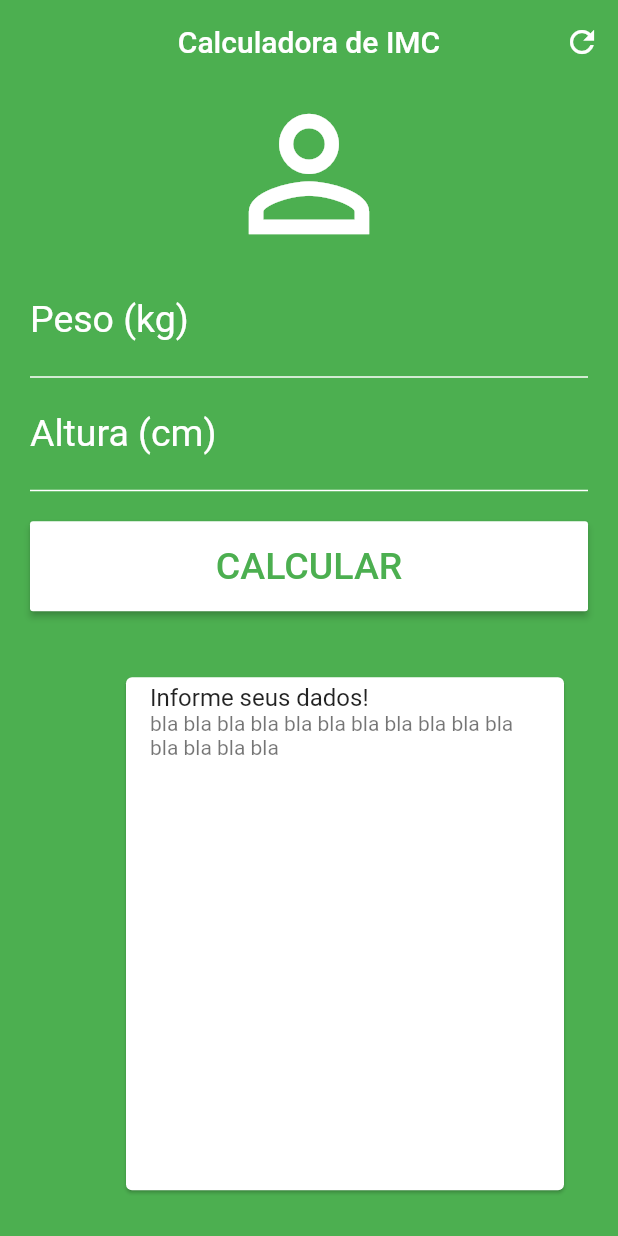
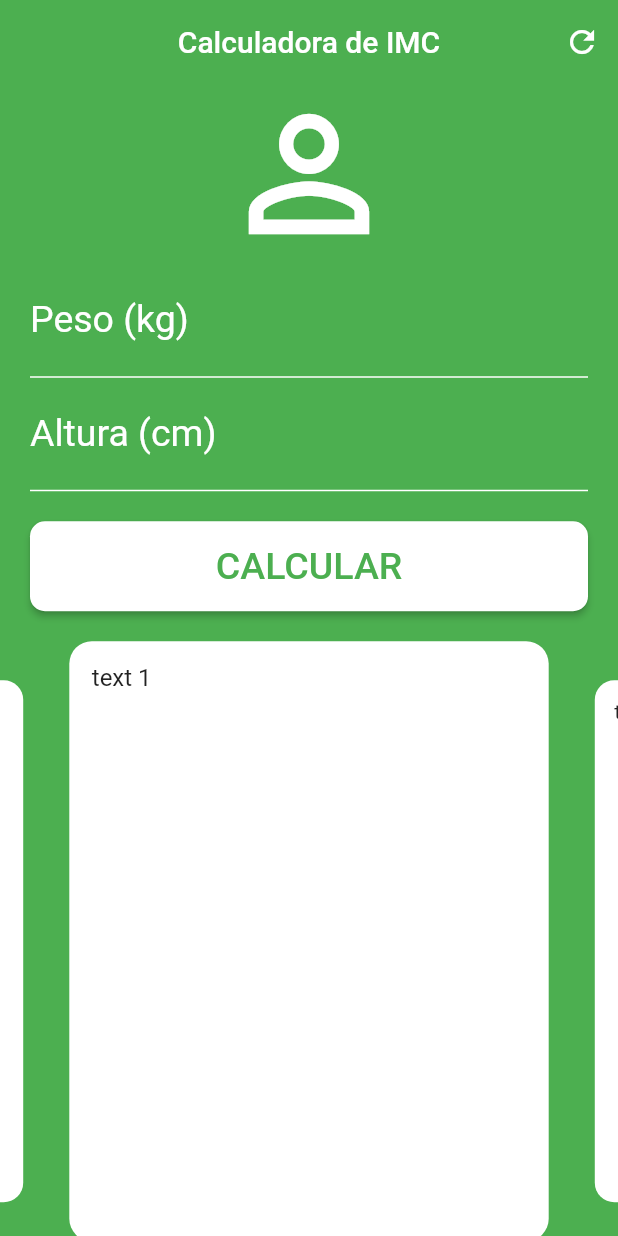
Before and after one commit to GeisonRDS/calc_imc, a Flutter app: the screen it shows after launch, on a phone screen of 412 x 824 dp. Run offline on Flutter 3.47's test engine with Material 2 defaults, Android fonts, the phone set to English and light mode, and no system bars; drawn by our look-alikes of carousel_slider.

```diff
--- a/lib/main.dart
+++ b/lib/main.dart
@@ -1,8 +1,10 @@
 import 'package:flutter/material.dart';
+import 'package:carousel_slider/carousel_slider.dart';
 
 void main() {
   runApp(MaterialApp(
     home: Home(),
+    debugShowCheckedModeBanner: false,
   ));
 }
 
@@ -71,7 +73,6 @@ class _HomeState extends State<Home> {
         ),
         backgroundColor: Colors.green,
         body: SingleChildScrollView(
-            padding: EdgeInsets.fromLTRB(20.0, 0.0, 20.0, 0.0),
             child: Form(
           key: _formKey,
           child: Column(
@@ -82,7 +83,9 @@ class _HomeState extends State<Home> {
                 size: 120.0,
                 color: Colors.white,
               ),
-                  TextFormField(
+              Padding(
+                padding: EdgeInsets.fromLTRB(20.0, 0.0, 20.0, 0.0),
+                child: TextFormField(
                   keyboardType: TextInputType.number,
                   decoration: InputDecoration(
                     labelText: 'Peso (kg)',
@@ -104,7 +107,10 @@ class _HomeState extends State<Home> {
                     }
                   },
                 ),
-                  TextFormField(
+              ),
+              Padding(
+                padding: EdgeInsets.fromLTRB(20.0, 0.0, 20.0, 0.0),
+                child: TextFormField(
                   keyboardType: TextInputType.number,
                   decoration: InputDecoration(
                     labelText: 'Altura (cm)',
@@ -126,11 +132,16 @@ class _HomeState extends State<Home> {
                     }
                   },
                 ),
+              ),
               Padding(
-                    padding: EdgeInsets.fromLTRB(0.0, 20.0, 0.0, 20.0),
+                padding: EdgeInsets.fromLTRB(20.0, 20.0, 20.0, 20.0),
                 child: Container(
+                  //decoration: BoxDecoration(
+                  //borderRadius: BorderRadius.circular(30)),
                   height: 60.0,
                   child: RaisedButton(
+                    shape: RoundedRectangleBorder(
+                        borderRadius: BorderRadius.circular(10.0)),
                     onPressed: () {
                       if (_formKey.currentState.validate()) {
                         _calculate();
@@ -144,68 +155,32 @@ class _HomeState extends State<Home> {
                   ),
                 ),
               ),
-                  Container(
-                    margin: EdgeInsets.only(top: 20),
-                    height: 350.0,
-                    child: ListView(
-                      // This next line does the trick.
-                      scrollDirection: Axis.horizontal,
-
-                      children: <Widget>[
-                        Container(
-                          margin: EdgeInsets.only(left: 60, right: 40.0),
+              CarouselSlider(
+                options: CarouselOptions(
+                  height: 400.0,
+                  enlargeCenterPage: true,
+                ),
+                items: [1, 2, 3, 4, 5].map((i) {
+                  return Builder(
+                    builder: (BuildContext context) {
+                      return Container(
+                        width: MediaQuery.of(context).size.width,
+                        margin: EdgeInsets.symmetric(horizontal: 5.0),
                         decoration: BoxDecoration(
-                              borderRadius: BorderRadius.circular(40)),
-                          width: 300.0,
-                          child: Card(
-                            child: Wrap(
-                              children: <Widget>[
-                                ListTile(
-                                  title: Text(_infoText),
-                                  subtitle: Text(
-                                      'bla bla bla bla bla bla bla bla bla bla bla bla bla bla bla '),
+                          color: Colors.white,
+                          borderRadius: BorderRadius.circular(15.0),
+                        ),
+                        child: Padding(
+                            padding: EdgeInsets.all(15.0),
+                            child: Text(
+                              'text $i',
+                              style: TextStyle(fontSize: 16.0),
+                            )),
+                      );
+                    },
+                  );
+                }).toList(),
               )
-                              ],
-                            ),
-                          ),
-                        ),
-                        Container(
-                          margin: EdgeInsets.only(right: 40.0),
-                          decoration: BoxDecoration(
-                              borderRadius: BorderRadius.circular(40)),
-                          width: 300.0,
-                          child: Card(
-                            child: Wrap(
-                              children: <Widget>[
-                                ListTile(
-                                  title: Text(_infoText),
-                                  subtitle: Text(
-                                      'bla bla bla bla bla bla bla bla bla bla bla bla bla bla bla '),
-                                )
-                              ],
-                            ),
-                          ),
-                        ),
-                        Container(
-                          margin: EdgeInsets.only(right: 80),
-                          decoration: BoxDecoration(
-                              borderRadius: BorderRadius.circular(40)),
-                          width: 300.0,
-                          child: Card(
-                            child: Wrap(
-                              children: <Widget>[
-                                ListTile(
-                                  title: Text(_infoText),
-                                  subtitle: Text(
-                                      'bla bla bla bla bla bla bla bla bla bla bla bla bla bla bla '),
-                                )
-                              ],
-                            ),
-                          ),
-                        ),
-                      ],
-                    ),
-                  ),
             ],
           ),
         )));
--- a/pubspec.yaml
+++ b/pubspec.yaml
@@ -28,6 +28,7 @@ dependencies:
   # The following adds the Cupertino Icons font to your application.
   # Use with the CupertinoIcons class for iOS style icons.
   cupertino_icons: ^0.1.3
+  carousel_slider: ^2.2.1
 
 dev_dependencies:
   flutter_test:
```
Also changed, not shown: pubspec.lock. Lines whose indentation alone changed are shown as unchanged.
